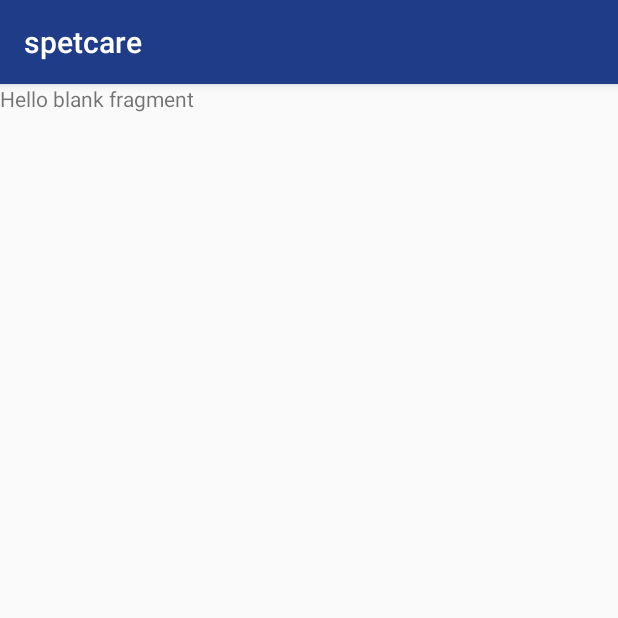
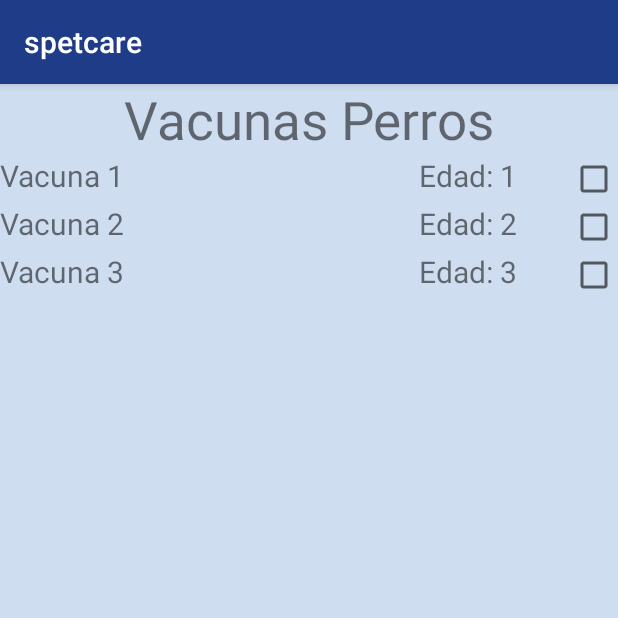
Before and after one commit to Rosi2/Spetcare, an Android app: the fragment vacunas shown on its own in the app's theme, on a phone screen of 412 x 824 dp, the top half of it. Run offline under Robolectric (Android 15) with nearby library versions, the phone set to English and light mode, and no system bars; 1 statement that could not run was skipped.

Commit message:
vistas de tips y vacunas se generan de forma dinamica

```diff
--- a/app/src/main/java/com/example/hphp/spetcare/Welcome_Activity.java
+++ b/app/src/main/java/com/example/hphp/spetcare/Welcome_Activity.java
@@ -34,8 +34,6 @@ public class Welcome_Activity extends AppCompatActivity {
                 Intent intent = new Intent(getBaseContext(), tabActivity.class);
                 intent.putExtra("animal", position);
                 startActivity(intent);
-                Toast.makeText(Welcome_Activity.this, "" + position,
-                        Toast.LENGTH_SHORT).show();
             }
         });
     }
--- a/app/src/main/res/layout/activity_tab.xml
+++ b/app/src/main/res/layout/activity_tab.xml
@@ -6,7 +6,9 @@
     android:layout_width="match_parent"
     android:layout_height="match_parent"
     android:fitsSystemWindows="true"
-    tools:context=".tabActivity">
+    tools:context=".tabActivity"
+    android:background="@color/fondo"
+    >
 
     <android.support.design.widget.AppBarLayout
         android:id="@+id/appbar"
--- a/app/src/main/res/layout/activity_welcome.xml
+++ b/app/src/main/res/layout/activity_welcome.xml
@@ -4,7 +4,9 @@
     xmlns:tools="http://schemas.android.com/tools"
     android:layout_width="match_parent"
     android:layout_height="match_parent"
-    tools:context=".Welcome_Activity">
+    tools:context=".Welcome_Activity"
+    android:background="@color/fondo"
+    >
 
     <TextView
         android:id="@+id/textser"
--- a/app/src/main/res/layout/fragment_tab.xml
+++ b/app/src/main/res/layout/fragment_tab.xml
@@ -5,7 +5,8 @@
     android:id="@+id/constraintLayout"
     android:layout_width="match_parent"
     android:layout_height="match_parent"
-    tools:context=".tabActivity$PlaceholderFragment">
+    android:background="@color/fondo"
+    >
 
     <TextView
         android:id="@+id/section_label"
--- a/app/src/main/res/layout/fragment_vacunas.xml
+++ b/app/src/main/res/layout/fragment_vacunas.xml
@@ -3,12 +3,26 @@
     xmlns:tools="http://schemas.android.com/tools"
     android:layout_width="match_parent"
     android:layout_height="match_parent"
-    tools:context=".vacunas">
+    tools:context=".vacunas"
+    android:background="@color/fondo"
+    >
 
-    <!-- TODO: Update blank fragment layout -->
-    <TextView
+    <ScrollView
         android:layout_width="match_parent"
-        android:layout_height="match_parent"
-        android:text="@string/hello_blank_fragment" />
+        android:layout_height="match_parent">
+        <LinearLayout
+            android:layout_width="match_parent"
+            android:layout_height="wrap_content"
+            android:orientation="vertical"
+            android:id="@+id/parent_linear_layout_vaccine">
+            <TextView
+                android:layout_width="wrap_content"
+                android:layout_height="wrap_content"
+                android:textSize="35dp"
+                android:id="@+id/vaccine_pet_name"
+                android:text="Vacunas Nombre"
+                android:layout_gravity="center_horizontal"/>
+        </LinearLayout>
+    </ScrollView>
 
 </FrameLayout>
--- /dev/null
+++ b/app/src/main/res/layout/vaccinefield.xml
@@ -0,0 +1,28 @@
+<?xml version="1.0" encoding="utf-8"?>
+<LinearLayout xmlns:android="http://schemas.android.com/apk/res/android"
+    android:layout_width="match_parent"
+    android:layout_height="wrap_content"
+    android:orientation="horizontal" >
+    <TextView
+        android:id="@+id/vaccine_name"
+        android:layout_width="match_parent"
+        android:layout_height="wrap_content"
+        android:ems="10"
+        android:text="Vacuna nombre"
+        android:textSize="20dp"
+        android:layout_weight="1"
+        />
+    <TextView
+        android:id="@+id/vaccine_time"
+        android:layout_width="wrap_content"
+        android:layout_height="wrap_content"
+        android:ems="10"
+        android:textSize="20dp"
+        android:text="Vacuna tiempo"
+        android:layout_weight="1" />
+    <CheckBox
+        android:id="@+id/vaccine_check"
+        android:layout_width="wrap_content"
+        android:layout_height="wrap_content"
+        android:layout_gravity="center"/>
+</LinearLayout>
```
Also changed, not shown: app/src/main/java/com/example/hphp/spetcare/tipsFragment.java (+43 -5 lines), app/src/main/java/com/example/hphp/spetcare/vacunas.java (+85 -1 lines), app/src/main/res/layout/fragment_tips.xml (+20 -5 lines), app/src/main/res/layout/tipfield.xml (added, +23 -0 lines).
